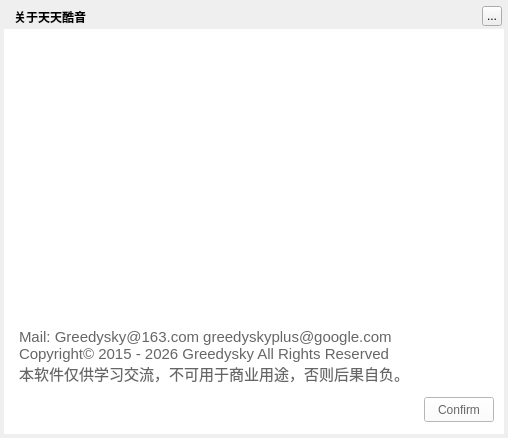
This is TTKModule/TTKWidget/musicUiKits/musicWidgetKits/musicmessageaboutdialog.ui in Greedysky/TTKMusicPlayer as Qt 5 draws it before an edit. The edited form follows.
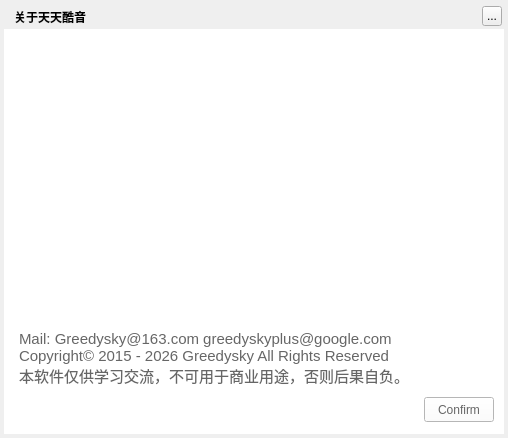
This is the edited form.

Commit message: refactor: Output the version of openssl[753600]

The edit to the form file:
```diff
--- a/TTKModule/TTKWidget/musicUiKits/musicWidgetKits/musicmessageaboutdialog.ui
+++ b/TTKModule/TTKWidget/musicUiKits/musicWidgetKits/musicmessageaboutdialog.ui
@@ -94,9 +94,9 @@
     <property name="geometry">
      <rect>
       <x>15</x>
-      <y>205</y>
+      <y>200</y>
       <width>455</width>
-      <height>95</height>
+      <height>100</height>
      </rect>
     </property>
     <property name="styleSheet">
@@ -136,7 +136,7 @@
     <property name="geometry">
      <rect>
       <x>15</x>
-      <y>295</y>
+      <y>297</y>
       <width>455</width>
       <height>65</height>
      </rect>
```
The commit also changes 2 other files.
